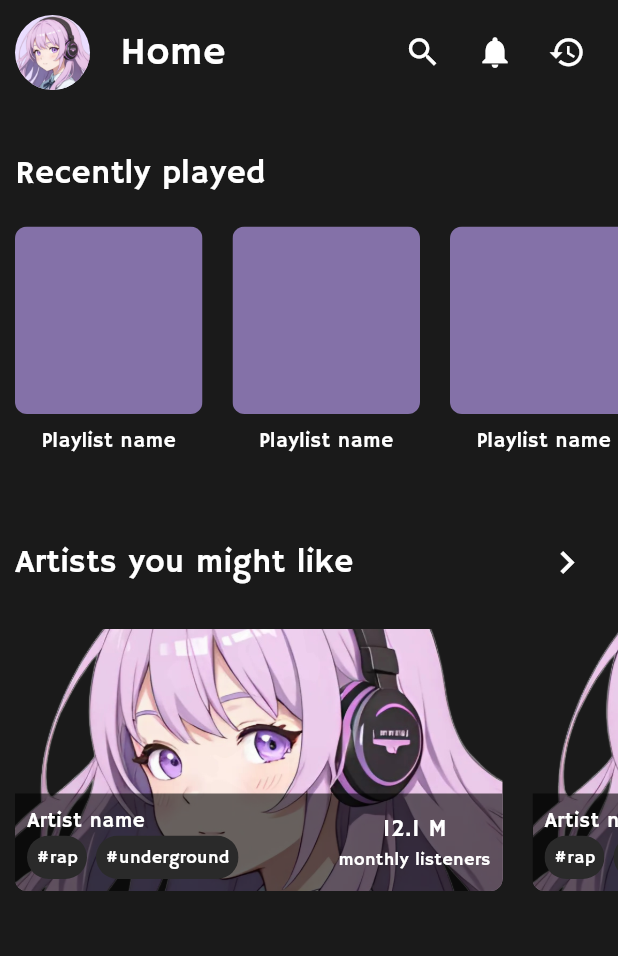
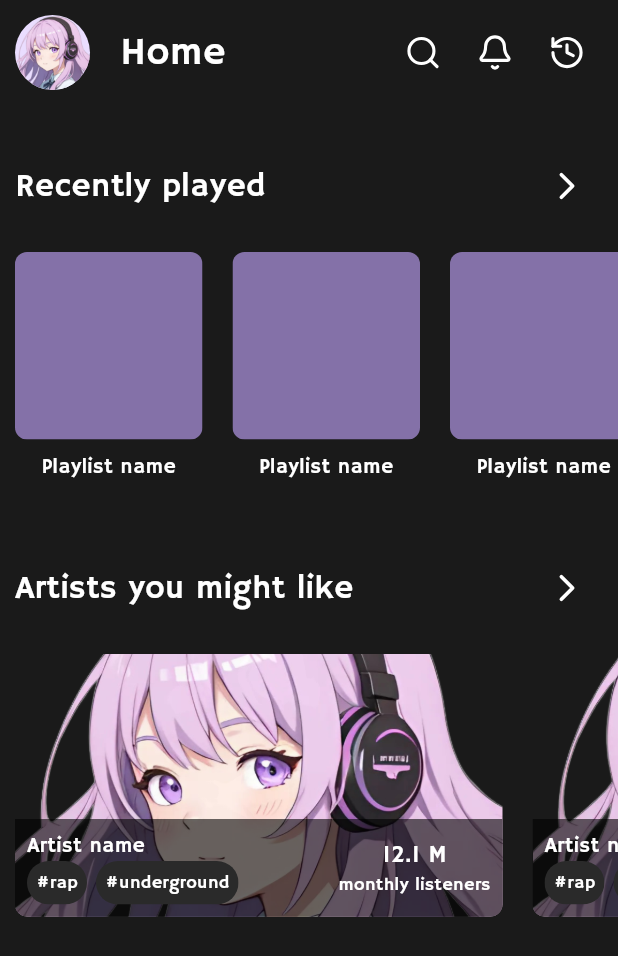
Before and after one commit to zxcBrawler/Whimm-Music-App, a Flutter app: the HomePage screen opened directly, on a phone screen of 412 x 824 dp. Shown: the top 956 px of the screen. Run offline on Flutter 3.47's test engine with Material 3 defaults, Android fonts, the phone set to English and light mode, and no system bars; our stand-ins replace lucide_icons_flutter.

```diff
--- a/lib/feature/presentation/ui/home_page.dart
+++ b/lib/feature/presentation/ui/home_page.dart
@@ -1,6 +1,5 @@
-import 'package:flutter/cupertino.dart';
 import 'package:flutter/material.dart';
-import 'package:flutter/widgets.dart';
+import 'package:lucide_icons_flutter/lucide_icons.dart';
 import 'package:music_app_flutter/config/app_colors.dart';
 import 'package:music_app_flutter/config/dark_theme.dart';
 
@@ -40,21 +39,21 @@ class _HomePageState extends State<HomePage> {
                       IconButton(
                           onPressed: () {},
                           icon: const Icon(
-                            Icons.search,
+                            LucideIcons.search,
                             size: 25,
                             color: AppColors.textColorMain,
                           )),
                       IconButton(
                           onPressed: () {},
                           icon: const Icon(
-                            Icons.notifications,
+                            LucideIcons.bell,
                             size: 25,
                             color: AppColors.textColorMain,
                           )),
                       IconButton(
                           onPressed: () {},
                           icon: const Icon(
-                            Icons.history,
+                            LucideIcons.history,
                             size: 25,
                             color: AppColors.textColorMain,
                           ))
@@ -69,6 +68,14 @@ class _HomePageState extends State<HomePage> {
                         "Recently played",
                         style: headersTextStyle.copyWith(fontSize: 22),
                       ),
+                      const Spacer(),
+                      IconButton(
+                          onPressed: () {},
+                          icon: const Icon(
+                            LucideIcons.chevronRight,
+                            color: AppColors.textColorMain,
+                            size: 30,
+                          ))
                     ],
                   ),
                 ],
@@ -121,7 +128,7 @@ class _HomePageState extends State<HomePage> {
                   IconButton(
                       onPressed: () {},
                       icon: const Icon(
-                        Icons.chevron_right,
+                        LucideIcons.chevronRight,
                         color: AppColors.textColorMain,
                         size: 30,
                       ))
--- a/lib/feature/presentation/ui/startup_page_genres.dart
+++ b/lib/feature/presentation/ui/startup_page_genres.dart
@@ -1,4 +1,3 @@
-import 'package:flutter/cupertino.dart';
 import 'package:flutter/material.dart';
 import 'package:music_app_flutter/config/app_colors.dart';
 import 'package:music_app_flutter/config/dark_theme.dart';
--- a/pubspec.yaml
+++ b/pubspec.yaml
@@ -11,7 +11,6 @@ dependencies:
   flutter:
     sdk: flutter
   flutter_bloc: ^8.1.6
-
   get_it: ^7.7.0
   google_fonts: ^6.2.1
   lucide_icons_flutter: ^1.1.3
```
Also changed, not shown: lib/feature/presentation/ui/main_screen.dart (+27 -16 lines).
